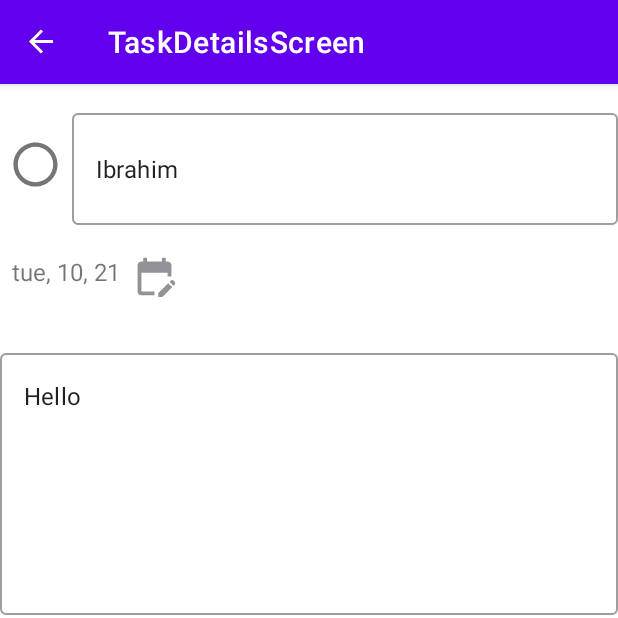
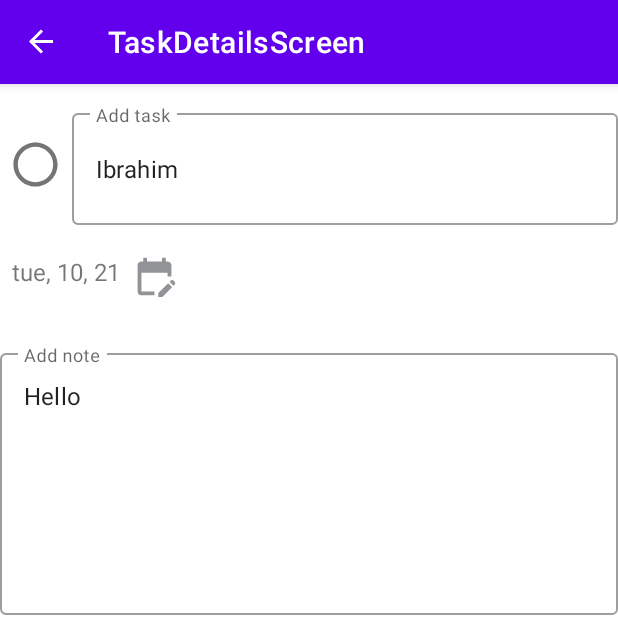
Before and after one commit to Ibrahim-FJ/ToDoList, an Android app: the screen it shows after launch (MainActivity), after a tap on "Ibrahim", on a phone screen of 412 x 824 dp, the top half of it. Run offline under Robolectric (Android 15) with nearby library versions, the phone set to English and light mode, and no system bars; our stand-ins replace data binding, navigation-ui.

Commit message:
- clean up the code

```diff
--- a/app/src/main/java/com/example/todolist/CreateTask.kt
+++ b/app/src/main/java/com/example/todolist/CreateTask.kt
@@ -104,7 +104,7 @@ class CreateTask : BottomSheetDialogFragment() {
      */
 
 
-    fun convertMillisecondsToReadableDate(
+    private fun convertMillisecondsToReadableDate(
         dateMilliseconds: Long,
         datePattern: String
     ): String {
--- a/app/src/main/java/com/example/todolist/TaskDetailsScreen.kt
+++ b/app/src/main/java/com/example/todolist/TaskDetailsScreen.kt
@@ -54,12 +54,12 @@ class TaskDetailsScreen : Fragment() {
         }
 
         binding?.taskTitleDetailsScreenTextField?.setText(taskTitle)
-        binding?.taskDateDetailsScreen?.setText(taskDate)
+        binding?.taskDateDetailsScreen?.text = taskDate
         binding?.taskNoteDetailsScreenTextField?.setText(taskNote)
         binding?.isCompletedDetailsScreen?.isChecked = taskIsCompleted == true
         checkTaskDatePassed(taskDateInMilliSeconds)
         binding?.taskCreatedDateDetailsScreen?.text = taskCreatedDate
-        binding?.taskDateDetailsScreen?.setText(taskDate)
+        binding?.taskDateDetailsScreen?.text = taskDate
 
         binding?.deleteTaskDetailsScreen?.setOnClickListener {
             removeTask(taskIndexToUpdate!!)
@@ -108,7 +108,7 @@ class TaskDetailsScreen : Fragment() {
      * Function to remove task from the list
      * @param: index
      */
-    fun removeTask(index: Int) {
+    private fun removeTask(index: Int) {
         taskViewModel.removeTask(index)
     }
 
@@ -118,7 +118,7 @@ class TaskDetailsScreen : Fragment() {
     private fun checkTaskDatePassed(taskDateInMilliSeconds: Long) {
         if (Calendar.getInstance().timeInMillis > taskDateInMilliSeconds) {
             binding?.dataPassedMsgDetailsScreen?.visibility = View.VISIBLE
-            binding?.dataPassedMsgDetailsScreen?.text = "The task date has been passed"
+            binding?.dataPassedMsgDetailsScreen?.text = getString(R.string.task_date_comparsion)
         }
 
     }
@@ -126,7 +126,7 @@ class TaskDetailsScreen : Fragment() {
     /**
      * To display the date picker on the screen
      */
-    fun showDatePicker() {
+    private fun showDatePicker() {
 
         val datePicker = MaterialDatePicker.Builder.datePicker()
             .setTitleText("Select date").setSelection(MaterialDatePicker.todayInUtcMilliseconds())
@@ -136,7 +136,7 @@ class TaskDetailsScreen : Fragment() {
         datePicker.addOnPositiveButtonClickListener {
             taskDateInMilliSeconds = it
             taskDate = convertMillisecondsToReadableDate(it, "EEE, MMM d ")
-            binding?.taskDateDetailsScreen?.setText(taskDate)
+            binding?.taskDateDetailsScreen?.text = taskDate
 
 
         }
@@ -151,7 +151,7 @@ class TaskDetailsScreen : Fragment() {
      * @return formattedDate: String
      */
 
-    fun convertMillisecondsToReadableDate(
+    private fun convertMillisecondsToReadableDate(
         dateMilliseconds: Long,
         datePattern: String
     ): String {
--- a/app/src/main/res/layout/activity_main.xml
+++ b/app/src/main/res/layout/activity_main.xml
@@ -2,11 +2,6 @@
 <layout xmlns:android="http://schemas.android.com/apk/res/android"
     xmlns:app="http://schemas.android.com/apk/res-auto"
     xmlns:tools="http://schemas.android.com/tools">
-
-    <data>
-
-
-    </data>
 
     <androidx.constraintlayout.widget.ConstraintLayout
         android:layout_width="match_parent"
--- a/app/src/main/res/layout/create_task.xml
+++ b/app/src/main/res/layout/create_task.xml
@@ -43,7 +43,7 @@
                 android:layout_height="68dp"
                 android:layout_marginStart="8dp"
                 android:layout_marginTop="8dp"
-                android:hint="Add a task"
+                android:hint="@string/add_a_task"
                 android:inputType="textMultiLine"
                 app:layout_constraintBottom_toBottomOf="@+id/add_date_create_task"
                 app:layout_constraintEnd_toStartOf="@+id/add_task_create_screen"
@@ -70,7 +70,7 @@
                 android:layout_marginStart="8dp"
                 android:layout_marginTop="8dp"
                 android:layout_marginEnd="8dp"
-                android:hint="Add a note"
+                android:hint="@string/add_note"
                 android:inputType="textMultiLine"
                 app:layout_constraintEnd_toEndOf="parent"
                 app:layout_constraintStart_toStartOf="parent"
@@ -95,7 +95,6 @@
                 app:layout_constraintEnd_toStartOf="@+id/add_date_create_task"
                 app:layout_constraintTop_toTopOf="@+id/add_date_create_task"
                 app:srcCompat="@drawable/custom_add_task_button"
-
                 android:onClick="@{()-> createTaskFragment.addTask()}"
                 />
 
--- a/app/src/main/res/layout/task_details_screen.xml
+++ b/app/src/main/res/layout/task_details_screen.xml
@@ -33,6 +33,7 @@
             style="@style/Widget.MaterialComponents.TextInputLayout.OutlinedBox"
             android:layout_width="0dp"
             android:layout_height="80dp"
+            android:hint="@string/add_a_task"
             android:inputType="textMultiLine"
             app:layout_constraintBottom_toBottomOf="@+id/isCompleted_details_screen"
             app:layout_constraintEnd_toEndOf="parent"
@@ -57,6 +58,7 @@
             android:layout_width="match_parent"
             android:layout_height="180dp"
             android:layout_marginTop="32dp"
+            android:hint="@string/add_note"
             android:inputType="textMultiLine"
             app:layout_constraintEnd_toEndOf="parent"
             app:layout_constraintStart_toStartOf="parent"
@@ -80,7 +82,6 @@
             android:layout_height="28dp"
             android:layout_marginStart="8dp"
             android:layout_marginTop="20dp"
-            android:text="TextView"
             android:textSize="16sp"
             app:layout_constraintStart_toStartOf="parent"
             app:layout_constraintTop_toBottomOf="@+id/task_title_details_screen" />
@@ -100,7 +101,6 @@
             android:id="@+id/task_created_date_details_screen"
             android:layout_width="0dp"
             android:layout_height="50dp"
-            android:text="TextView"
             android:textSize="16sp"
             app:layout_constraintBottom_toBottomOf="parent"
             app:layout_constraintEnd_toStartOf="@+id/delete_task_details_screen"
@@ -111,7 +111,6 @@
             android:layout_width="wrap_content"
             android:layout_height="wrap_content"
             android:layout_marginBottom="50dp"
-            android:text="TextView"
             android:textColor="@color/red"
             android:textSize="16sp"
             android:visibility="invisible"
--- a/app/src/main/res/layout/task_item.xml
+++ b/app/src/main/res/layout/task_item.xml
@@ -33,7 +33,6 @@
             android:layout_width="wrap_content"
             android:layout_height="wrap_content"
             android:layout_marginStart="16dp"
-            android:text="Task Tiltle"
             android:textSize="18sp"
             app:layout_constraintStart_toEndOf="@+id/isCompleted_checkBox"
             app:layout_constraintTop_toTopOf="@+id/isCompleted_checkBox" />
@@ -43,7 +42,6 @@
             android:layout_width="wrap_content"
             android:layout_height="wrap_content"
             android:layout_marginTop="8dp"
-            android:text="Text Date"
             app:layout_constraintBottom_toBottomOf="@+id/isCompleted_checkBox"
             app:layout_constraintStart_toStartOf="@+id/task_title_task_screen_textView"
             app:layout_constraintTop_toBottomOf="@+id/task_title_task_screen_textView" />
--- a/app/src/main/res/layout/tasks_screen.xml
+++ b/app/src/main/res/layout/tasks_screen.xml
@@ -21,7 +21,6 @@
             android:layout_height="wrap_content"
             android:layout_marginEnd="16dp"
             android:layout_marginBottom="16dp"
-            android:clickable="true"
             android:onClick="@{() -> taskScreenFragment.goToCreateTask()}"
             android:src="@drawable/ic_baseline_add_24"
             app:layout_constraintBottom_toBottomOf="parent"
--- a/app/src/main/res/values/strings.xml
+++ b/app/src/main/res/values/strings.xml
@@ -1,4 +1,7 @@
 <resources>
     <string name="app_name">Tasks</string>
     <string name="hello_blank_fragment">Hello blank fragment</string>
+    <string name="task_date_comparsion">The task date has been passed</string>
+    <string name="add_a_task">Add task</string>
+    <string name="add_note">Add note</string>
 </resources>
```
